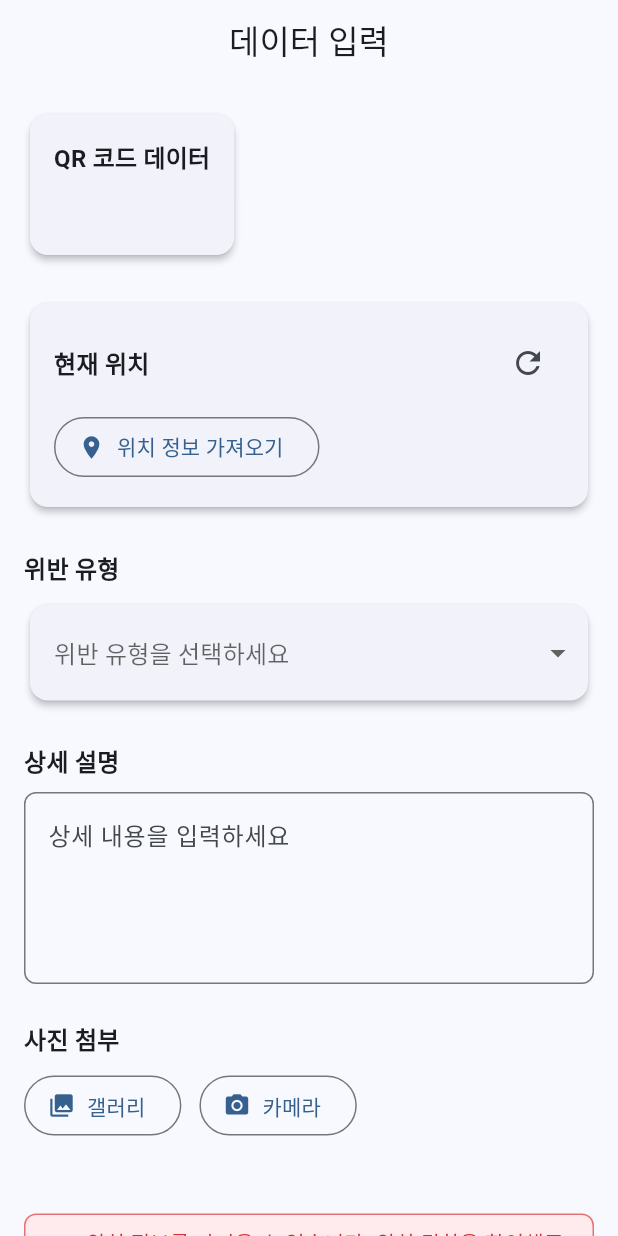
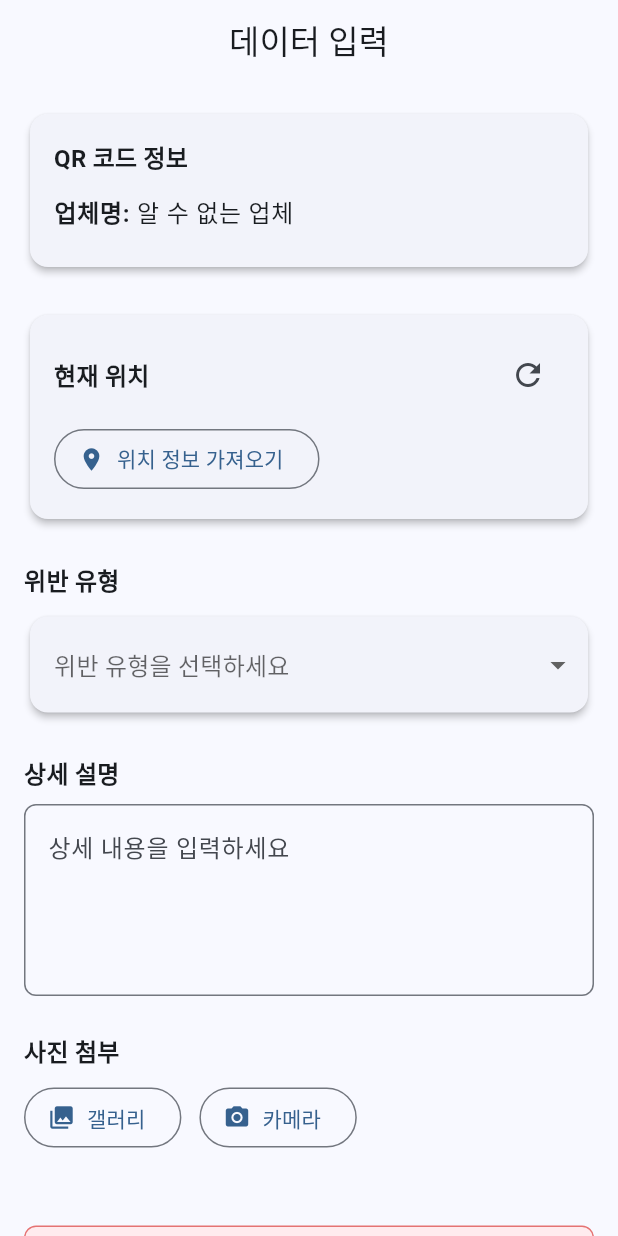
Before and after one commit to jarry3369/pm_goroshi, a Flutter app: the DataFormPage screen opened by its route, on a phone screen of 412 x 824 dp. Run offline on Flutter 3.47's test engine with Material 3 defaults, Android fonts, the phone set to English and light mode, and no system bars; our stand-ins replace dio, flutter_riverpod, freezed_annotation, geocoding, geolocator, go_router and 5 more; missing offline and left inert: flutter_naver_map, mobile_scanner; generated files the repository leaves out were written again.

Commit message:
업체 추가

```diff
--- a/pmgoroshi/lib/presentation/pages/data_form/data_form_page.dart
+++ b/pmgoroshi/lib/presentation/pages/data_form/data_form_page.dart
@@ -1,11 +1,26 @@
 import 'dart:io';
 import 'package:flutter/material.dart';
+import 'package:flutter/foundation.dart';
 import 'package:flutter_riverpod/flutter_riverpod.dart';
 import 'package:go_router/go_router.dart';
 import 'package:pmgoroshi/presentation/pages/data_form/data_form_controller.dart';
 import 'package:pmgoroshi/domain/entities/form_data.dart';
 import 'package:pmgoroshi/domain/entities/violation_type.dart';
 import 'package:flutter_naver_map/flutter_naver_map.dart';
+
+// 업체 URL 및 이름 매핑 정보
+final Map<String, String> companyUrls = {
+  'qrcode.theswing.co.kr': '더스윙(스윙)',
+  'hbe.kr': '피유엠피(씽씽)',
+  'open.gbike.io': '지빌리티(지쿠터)',
+  'kickgoing.io': '울룰로(킥고잉)',
+  'app.hikick.kr': '오렌지랩(하이킥)',
+  'dartsharing.com': '다트쉐어링(다트)',
+  'ride.bird.co': '버드코리아(버드)',
+  'deering.co': '디어코퍼레이션(디어)',
+  'deeplink.ridebeam.com': '빔모빌리티(빔)',
+  'matrix.elecle.bike': '일레클',
+};
 
 // DataFormPage를 다시 ConsumerWidget으로 변경
 class DataFormPage extends ConsumerWidget {
@@ -43,7 +58,36 @@ class DataFormPage extends ConsumerWidget {
     );
   }
 
+  (String company, String? firstParam) getCompanyAndFirstParam(String url) {
+    try {
+      final uri = Uri.parse(url);
+      final host = uri.host.toLowerCase();
+
+      String companyName = '알 수 없는 업체';
+      for (final entry in companyUrls.entries) {
+        if (host == entry.key || host.contains(entry.key)) {
+          companyName = entry.value;
+          break;
+        }
+      }
+
+      String? firstParam;
+      if (uri.queryParameters.isNotEmpty) {
+        firstParam = uri.queryParameters.values.first;
+        if (companyName == '지빌리티(지쿠터)' && firstParam.length > 6) {
+          firstParam = firstParam.substring(firstParam.length - 6);
+        }
+      }
+
+      return (companyName, firstParam);
+    } catch (e) {
+      return ('유효하지 않은 URL', null);
+    }
+  }
+
   Widget _buildQRDataSection(BuildContext context, String qrData) {
+    final (companyName, serialNumber) = getCompanyAndFirstParam(qrData);
+
     return Card(
       elevation: 2,
       child: Padding(
@@ -52,16 +96,50 @@ class DataFormPage extends ConsumerWidget {
           crossAxisAlignment: CrossAxisAlignment.start,
           children: [
             Text(
-              'QR 코드 데이터',
+              'QR 코드 정보',
               style: Theme.of(
                 context,
               ).textTheme.titleMedium?.copyWith(fontWeight: FontWeight.bold),
             ),
+            const SizedBox(height: 12),
+            // 업체 정보 표시
+            Row(
+              children: [
+                Text(
+                  '업체명: ',
+                  style: Theme.of(
+                    context,
+                  ).textTheme.bodyLarge?.copyWith(fontWeight: FontWeight.bold),
+                ),
+                Expanded(
+                  child: Text(
+                    companyName,
+                    style: Theme.of(context).textTheme.bodyLarge,
+                  ),
+                ),
+              ],
+            ),
             const SizedBox(height: 8),
-            SelectableText(
-              qrData,
-              style: Theme.of(context).textTheme.bodyLarge,
-            ),
+            // 시리얼 넘버 표시
+            if (serialNumber != null) ...[
+              Row(
+                children: [
+                  Text(
+                    '기기 시리얼 넘버: ',
+                    style: Theme.of(context).textTheme.bodyLarge?.copyWith(
+                      fontWeight: FontWeight.bold,
+                    ),
+                  ),
+                  Expanded(
+                    child: Text(
+                      serialNumber,
+                      style: Theme.of(context).textTheme.bodyLarge,
+                    ),
+                  ),
+                ],
+              ),
+              const SizedBox(height: 8),
+            ],
           ],
         ),
       ),
--- a/pmgoroshi/lib/presentation/pages/qr_scan/qr_scan_page.dart
+++ b/pmgoroshi/lib/presentation/pages/qr_scan/qr_scan_page.dart
@@ -119,10 +119,6 @@ class _QRScanPageState extends ConsumerState<QRScanPage>
                       if (barcodes.isNotEmpty &&
                           barcodes.first.rawValue != null) {
                         final qrData = barcodes.first.rawValue!;
-                        final result = ScanResult(
-                          qrData: qrData,
-                          scanTime: DateTime.now(),
-                        );
 
                         // 스캐너 중지 후 다음 화면으로 이동
                         scannerService.stopScanner();
```
